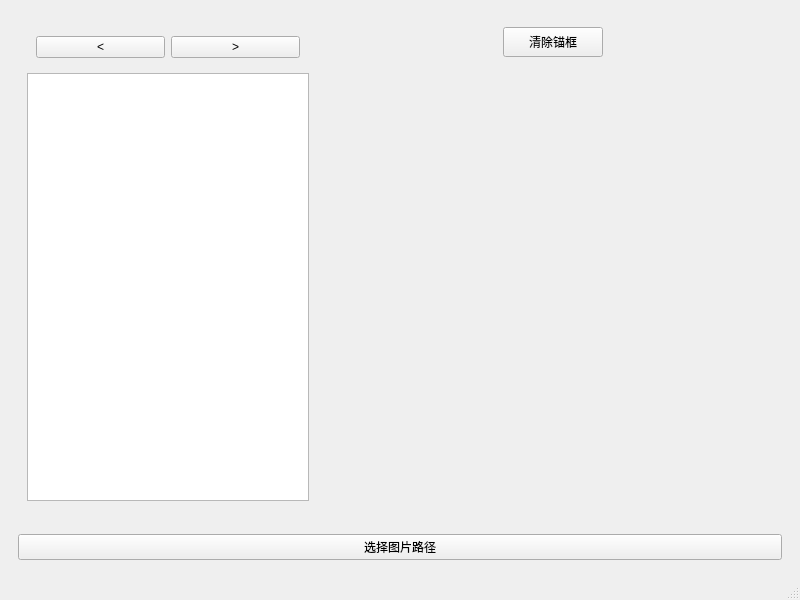
Qt form MainWindow.ui (xuexl/CLabelImageNN) before a commit.
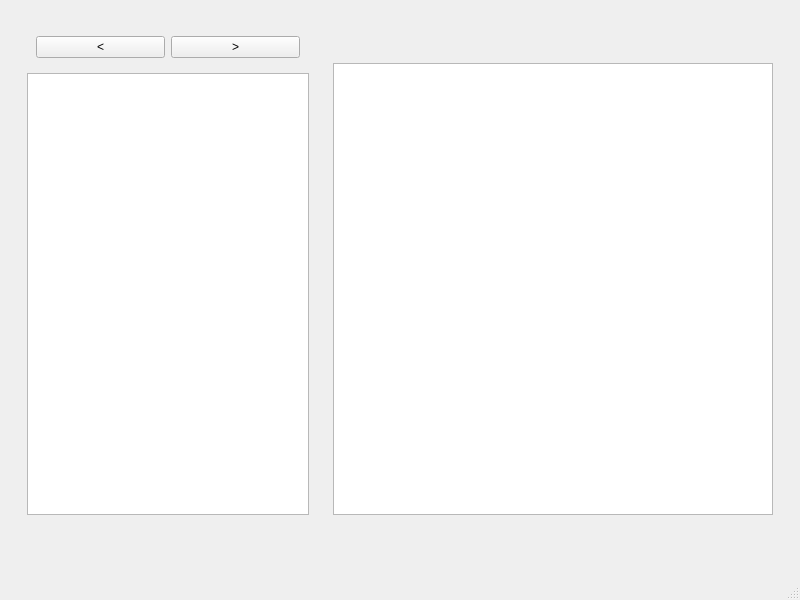
The same form after that commit. Custom widgets are drawn as their Qt base class.

```diff
--- a/MainWindow.ui
+++ b/MainWindow.ui
@@ -90,43 +90,11 @@
              <property name="bottomMargin">
               <number>0</number>
              </property>
-             <item row="0" column="0">
-              <widget class="QPushButton" name="pb_clearAnchors">
-               <property name="sizePolicy">
-                <sizepolicy hsizetype="Minimum" vsizetype="Expanding">
-                 <horstretch>0</horstretch>
-                 <verstretch>0</verstretch>
-                </sizepolicy>
-               </property>
-               <property name="minimumSize">
-                <size>
-                 <width>0</width>
-                 <height>30</height>
-                </size>
-               </property>
-               <property name="maximumSize">
-                <size>
-                 <width>100</width>
-                 <height>16777215</height>
-                </size>
-               </property>
-               <property name="text">
-                <string>清除锚框</string>
-               </property>
-              </widget>
-             </item>
             </layout>
            </widget>
           </item>
           <item>
-           <widget class="ImageViewer" name="lb_view">
-            <property name="text">
-             <string/>
-            </property>
-            <property name="alignment">
-             <set>Qt::AlignLeading|Qt::AlignLeft|Qt::AlignTop</set>
-            </property>
-           </widget>
+           <widget class="ImageViewer2" name="gp_view"/>
           </item>
          </layout>
         </widget>
@@ -148,15 +116,7 @@
         <height>50</height>
        </size>
       </property>
-      <layout class="QVBoxLayout" name="verticalLayout_3">
-       <item>
-        <widget class="QPushButton" name="pb_imageDir">
-         <property name="text">
-          <string>选择图片路径</string>
-         </property>
-        </widget>
-       </item>
-      </layout>
+      <layout class="QVBoxLayout" name="verticalLayout_3"/>
      </widget>
     </item>
    </layout>
@@ -175,9 +135,9 @@
  </widget>
  <customwidgets>
   <customwidget>
-   <class>ImageViewer</class>
-   <extends>QLabel</extends>
-   <header>ImageViewer.h</header>
+   <class>ImageViewer2</class>
+   <extends>QGraphicsView</extends>
+   <header>ImageViewer2.h</header>
   </customwidget>
  </customwidgets>
  <resources/>
```
